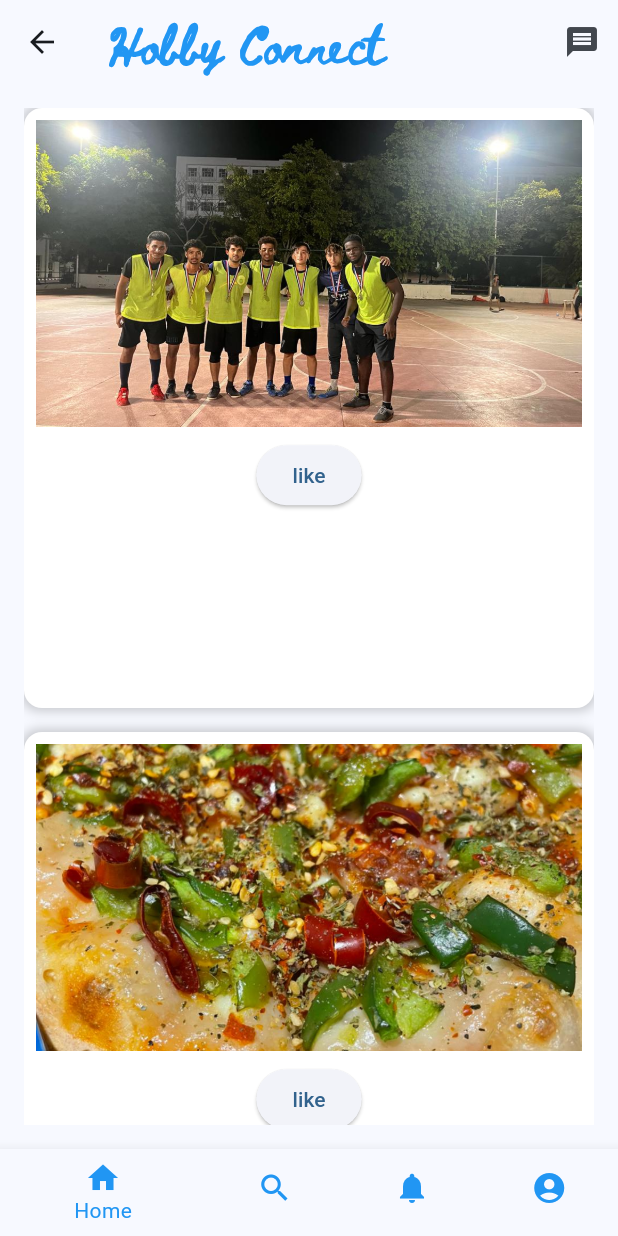
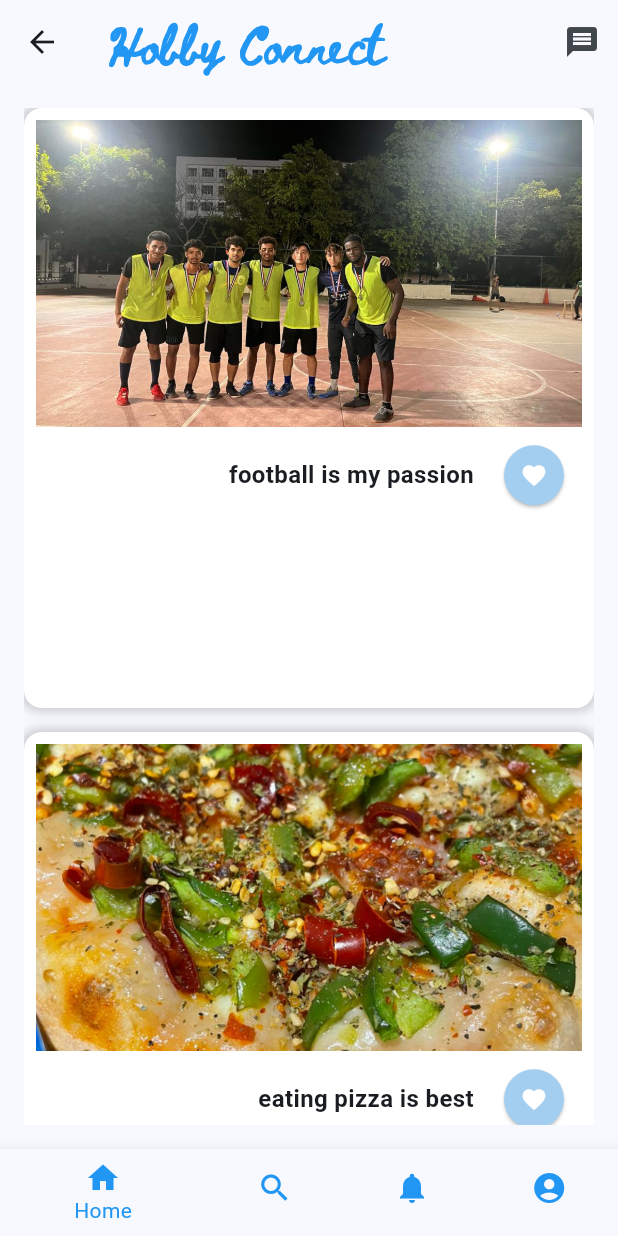
Before and after one commit to riloveCP/hobbyconnect, a Flutter app: the screen it shows after launch, after a tap on "Login", on a phone screen of 412 x 824 dp. Run offline on Flutter 3.47's test engine with Material 2 defaults, Android fonts, the light colour scheme and no system bars; our stand-ins replace animated_splash_screen, video_player.

Commit message:
posted some pictures with caption will do rest in upcoming  days

```diff
--- a/lib/homepage.dart
+++ b/lib/homepage.dart
@@ -56,14 +56,16 @@ class _HomePageState extends State<HomePage> {
                   SliverList(
                     delegate: SliverChildListDelegate(
                       [
-                        SmallFrame(mediaPath: 'images/jigme.jpg', buttonText: 'like'),
+                        SmallFrame(mediaPath: 'images/jigme.jpg', buttonText: '',caption: 'football is my passion'),
                         SizedBox(height: 16.0),
-                        SmallFrame(mediaPath: 'images/pizza.jpg', buttonText: 'like'),
+                        SmallFrame(mediaPath: 'images/pizza.jpg', buttonText: '', caption: 'eating pizza is best'),
                         SizedBox(height: 16.0),
-                        SmallFrame(mediaPath: 'images/skateboard.mp4', buttonText: 'like'),
+                        SmallFrame(mediaPath: 'images/skateboard.mp4', buttonText: '', caption: 'whenever i am stressed i do skatebaording <3'),
                         SizedBox(height: 16.0),
-                        SmallFrame(mediaPath: 'images/bholu.mp4', buttonText: 'like'),
+                        SmallFrame(mediaPath: 'images/bholu.jpg', buttonText: '', caption: 'i love clicking myself with beautiful sunsets'),
                         SizedBox(height: 16.0),
+                        SmallFrame(mediaPath: 'images/pinkflower.jpg', buttonText: '', caption: 'gardenning is my hobby'),
+
                         // Add more SmallFrame widgets as needed
                       ],
                     ),
@@ -212,14 +214,23 @@ class ProfilePage extends StatelessWidget {
   }
 }
 
-class SmallFrame extends StatelessWidget {
+class SmallFrame extends StatefulWidget {
   final String mediaPath;
   final String buttonText;
+  final String caption;
 
   SmallFrame({
     required this.mediaPath,
     required this.buttonText,
+    required this.caption,
   });
+
+  @override
+  _SmallFrameState createState() => _SmallFrameState();
+}
+
+class _SmallFrameState extends State<SmallFrame> {
+  bool isLiked = false;
 
   @override
   Widget build(BuildContext context) {
@@ -243,23 +254,54 @@ class SmallFrame extends StatelessWidget {
           children: [
             // Image or Video
             AspectRatio(
-              aspectRatio: 16 / 9, // Adjust the aspect ratio as needed for videos
-              child: mediaPath.toLowerCase().endsWith('.mp4')
-                  ? VideoPlayerWidget(videoPath: mediaPath)
+              aspectRatio: 16 / 9,
+              child: widget.mediaPath.toLowerCase().endsWith('.mp4')
+                  ? VideoPlayerWidget(videoPath: widget.mediaPath)
                   : Image.asset(
-                      mediaPath,
+                      widget.mediaPath,
                       fit: BoxFit.cover,
-                      height: 120.0, // Set the height of the image
+                      height: 120.0,
                       width: double.infinity,
                     ),
             ),
             SizedBox(height: 8.0),
-            // Button
-            ElevatedButton(
-              onPressed: () {
-                // Add your functionality here when the button is pressed
-              },
-              child: Text(buttonText),
+            // Row to place the button on the right and caption on the left
+            Row(
+              mainAxisAlignment: MainAxisAlignment.spaceBetween,
+              children: [
+                // Caption on the left
+                Expanded(
+                  child: Padding(
+                    padding: const EdgeInsets.symmetric(horizontal: 8.0),
+                    child: Text(
+                      widget.caption,
+                      textAlign: TextAlign.right,
+                      style: TextStyle(
+                        fontSize: 16.0,
+                        fontWeight: FontWeight.bold,
+                      ),
+                    ),
+                  ),
+                ),
+                // Like button with heart icon on the right
+                ElevatedButton(
+                  onPressed: () {
+                    // Toggle the liked state
+                    setState(() {
+                      isLiked = !isLiked;
+                    });
+                  },
+                  style: ElevatedButton.styleFrom(
+                    primary: Color.fromARGB(255, 164, 206, 240),
+                    shape: CircleBorder(),
+                    padding: EdgeInsets.all(8.0),
+                  ),
+                  child: Icon(
+                    Icons.favorite,
+                    color: isLiked ? Colors.blue : Colors.white,
+                  ),
+                ),
+              ],
             ),
           ],
         ),
@@ -267,6 +309,8 @@ class SmallFrame extends StatelessWidget {
     );
   }
 }
+
+
 class VideoPlayerWidget extends StatefulWidget {
   final String videoPath;
 
--- a/lib/main.dart
+++ b/lib/main.dart
@@ -16,6 +16,7 @@ class MyApp extends StatelessWidget {
   Widget build(BuildContext context) {
     return MaterialApp(
       title: 'android project',
+      debugShowCheckedModeBanner: false,
       theme: ThemeData(
         colorScheme: ColorScheme.fromSeed(seedColor: const Color.fromRGBO(28, 152, 237, 1.0)),
         useMaterial3: true,
```
